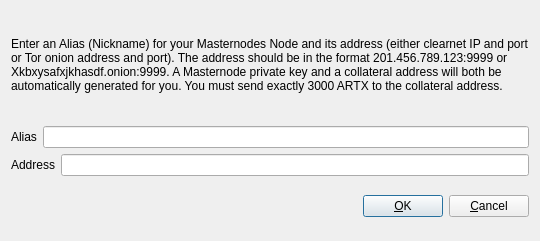
Old version of the form src/qt/forms/addeditadrenalinenode.ui in the repository Jayscu/Artax.
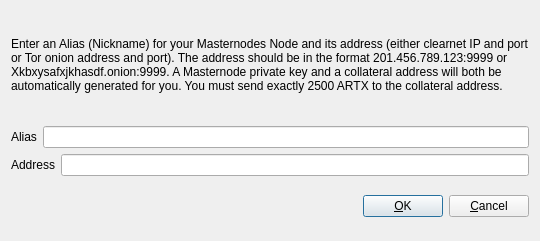
New version of the form.

The edit to the form file:
```diff
--- a/src/qt/forms/addeditadrenalinenode.ui
+++ b/src/qt/forms/addeditadrenalinenode.ui
@@ -34,7 +34,7 @@
         </sizepolicy>
        </property>
        <property name="text">
-        <string>&lt;html&gt;&lt;head/&gt;&lt;body&gt;&lt;p&gt;Enter an Alias (Nickname) for your Masternodes Node and its address (either clearnet IP and port or Tor onion address and port).  The address should be in the format 201.456.789.123:9999 or Xkbxysafxjkhasdf.onion:9999.  A Masternode private key and a collateral address will both be automatically generated for you.  You must send exactly 3000 ARTX to the collateral address.&lt;/p&gt;&lt;/body&gt;&lt;/html&gt;</string>
+        <string>&lt;html&gt;&lt;head/&gt;&lt;body&gt;&lt;p&gt;Enter an Alias (Nickname) for your Masternodes Node and its address (either clearnet IP and port or Tor onion address and port).  The address should be in the format 201.456.789.123:9999 or Xkbxysafxjkhasdf.onion:9999.  A Masternode private key and a collateral address will both be automatically generated for you.  You must send exactly 2500 ARTX to the collateral address.&lt;/p&gt;&lt;/body&gt;&lt;/html&gt;</string>
        </property>
        <property name="wordWrap">
         <bool>true</bool>
```
